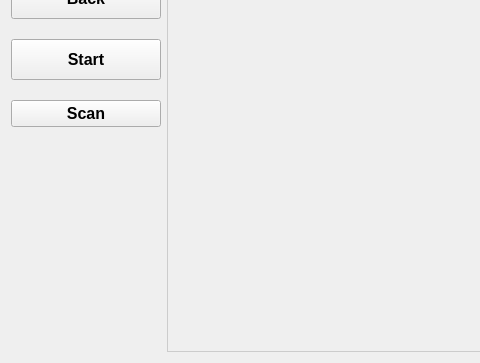
Before: the Qt Designer form software/development/ui/thirdui.ui in Capstone-2024/OS-Handheld-CNC, drawn with Qt 5; both pictures show x 0 to 480 and y 94 to 457 of the 778 by 457 pixel window.
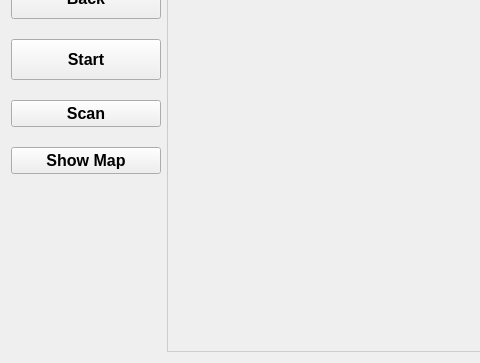
After: the same form once the commit is applied.

```diff
--- a/software/development/ui/thirdui.ui
+++ b/software/development/ui/thirdui.ui
@@ -21,7 +21,7 @@
   </property>
   <layout class="QHBoxLayout" name="horizontalLayout">
    <item>
-    <layout class="QVBoxLayout" name="verticalLayout" stretch="0,0,0,0,0">
+    <layout class="QVBoxLayout" name="verticalLayout" stretch="0,0,0,0,0,0">
      <property name="spacing">
       <number>20</number>
      </property>
@@ -103,6 +103,21 @@
        </property>
       </widget>
      </item>
+     <item>
+      <widget class="QPushButton" name="pushButton_2">
+       <property name="font">
+        <font>
+         <family>Arial</family>
+         <pointsize>12</pointsize>
+         <weight>75</weight>
+         <bold>true</bold>
+        </font>
+       </property>
+       <property name="text">
+        <string>Show Map</string>
+       </property>
+      </widget>
+     </item>
      <item>
       <spacer name="verticalSpacer">
        <property name="orientation">
```
